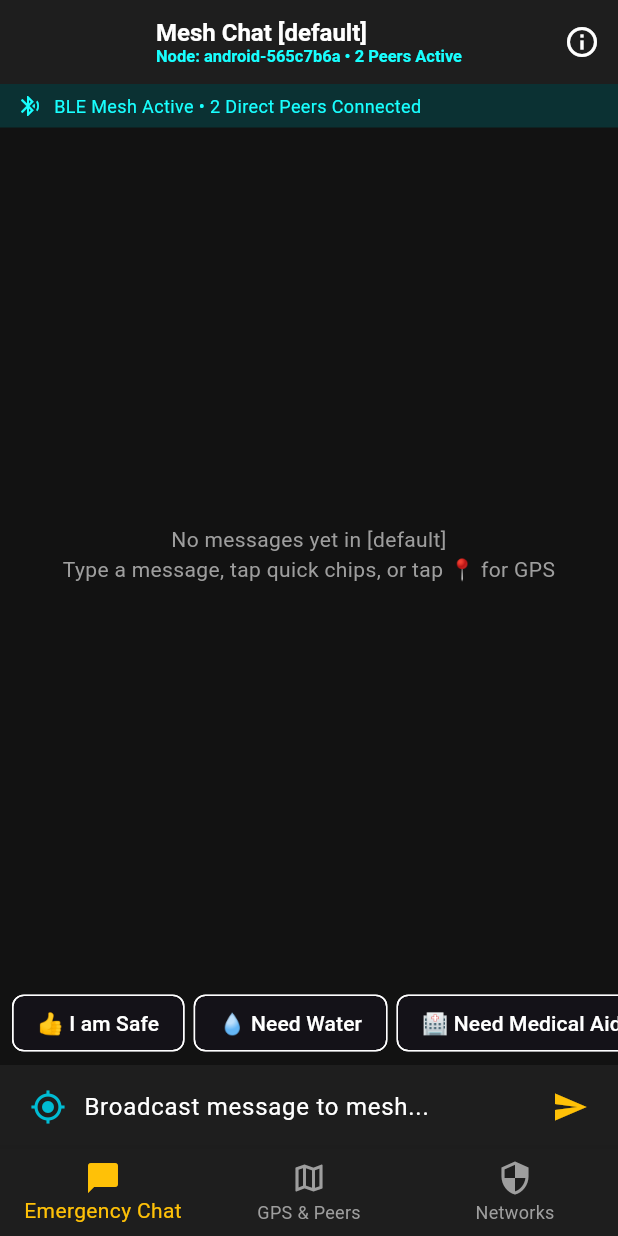
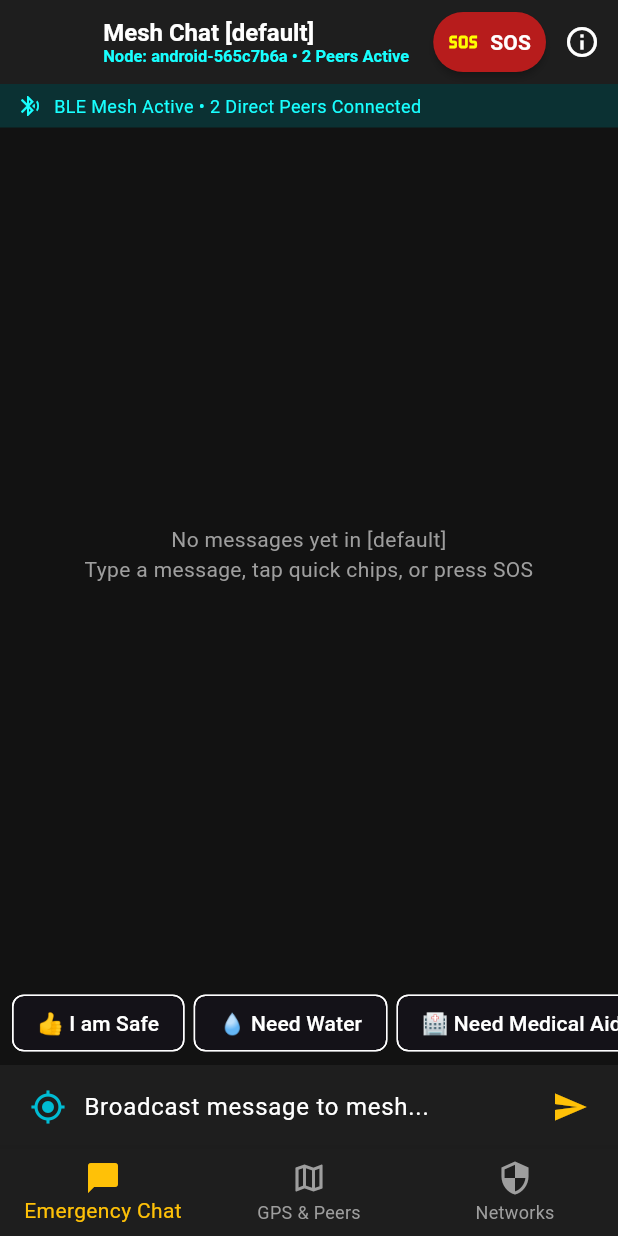
Before and after one commit to somerandomguy-coder/ReUnite, a Flutter app: the screen it shows after launch, on a phone screen of 412 x 824 dp. Run offline on Flutter 3.47's test engine with Material 3 defaults, Android fonts, the phone set to English and light mode, and no system bars; our stand-ins replace geolocator.

Commit message:
feat: implement 0.3s rapid SOS emergency beacon, pulsating red UI, and rescue ACK confirmation for Android

```diff
--- a/mobile/lib/features/chat/chat_screen.dart
+++ b/mobile/lib/features/chat/chat_screen.dart
@@ -43,6 +43,28 @@ class _ChatScreenState extends State<ChatScreen> {
           ],
         ),
         actions: [
+          // Red SOS Emergency Button
+          ElevatedButton.icon(
+            style: ElevatedButton.styleFrom(
+              backgroundColor: meshService.isSosActive ? Colors.redAccent : Colors.red.shade900,
+              foregroundColor: Colors.white,
+              padding: const EdgeInsets.symmetric(horizontal: 10),
+              elevation: meshService.isSosActive ? 8 : 2,
+            ),
+            icon: Icon(
+              meshService.isSosActive ? Icons.warning : Icons.sos,
+              color: Colors.yellowAccent,
+              size: 20,
+            ),
+            label: Text(
+              meshService.isSosActive ? 'STOP SOS' : 'SOS',
+              style: const TextStyle(fontWeight: FontWeight.bold),
+            ),
+            onPressed: () async {
+              await meshService.toggleSos();
+              _scrollToBottom();
+            },
+          ),
           IconButton(
             icon: const Icon(Icons.info_outline),
             onPressed: () {
@@ -51,7 +73,7 @@ class _ChatScreenState extends State<ChatScreen> {
                 builder: (_) => Container(
                   padding: const EdgeInsets.all(16),
                   child: Text(
-                    'Node ID: ${meshService.nodeId}\nNetwork: ${meshService.activeNetwork}\nTransport: BLE Multi-Hop P2P Mesh\nActive Peers: ${meshService.peers.length}',
+                    'Node ID: ${meshService.nodeId}\nNetwork: ${meshService.activeNetwork}\nTransport: BLE Multi-Hop P2P Mesh\nSOS Mode: ${meshService.isSosActive ? "ACTIVE (0.3s)" : "INACTIVE"}',
                     style: const TextStyle(fontSize: 14),
                   ),
                 ),
@@ -62,7 +84,34 @@ class _ChatScreenState extends State<ChatScreen> {
       ),
       body: Column(
         children: [
-          // Android BLE Mesh Status Indicator Banner
+          // SOS Emergency Active Banner (Pulsating Red)
+          if (meshService.isSosActive)
+            Container(
+              padding: const EdgeInsets.symmetric(horizontal: 14, vertical: 8),
+              color: Colors.red.shade900,
+              child: Row(
+                children: [
+                  const Icon(Icons.warning, color: Colors.yellowAccent, size: 20),
+                  const SizedBox(width: 8),
+                  Expanded(
+                    child: Text(
+                      '🚨 BROADCASTING EMERGENCY SOS (0.3s) • Packets Sent: ${meshService.sosBroadcastCount}',
+                      style: const TextStyle(
+                        color: Colors.yellowAccent,
+                        fontWeight: FontWeight.bold,
+                        fontSize: 12,
+                      ),
+                    ),
+                  ),
+                  TextButton(
+                    onPressed: () => meshService.toggleSos(),
+                    child: const Text('STOP', style: TextStyle(color: Colors.white, fontWeight: FontWeight.bold)),
+                  ),
+                ],
+              ),
+            )
+          else
+            // Standard Android BLE Mesh Status Indicator Banner
             Container(
               padding: const EdgeInsets.symmetric(horizontal: 12, vertical: 6),
               color: Colors.cyan.shade900.withOpacity(0.4),
@@ -83,7 +132,7 @@ class _ChatScreenState extends State<ChatScreen> {
             child: meshService.messages.isEmpty
                 ? const Center(
                     child: Text(
-                      'No messages yet in [default]\nType a message, tap quick chips, or tap 📍 for GPS',
+                      'No messages yet in [default]\nType a message, tap quick chips, or press SOS',
                       textAlign: TextAlign.center,
                       style: TextStyle(color: Colors.grey),
                     ),
```
Also changed, not shown: mobile/lib/features/chat/widgets/message_bubble.dart (+56 -8 lines), mobile/lib/services/mesh_service.dart (+96 -1 lines). Lines whose indentation alone changed are shown as unchanged.
